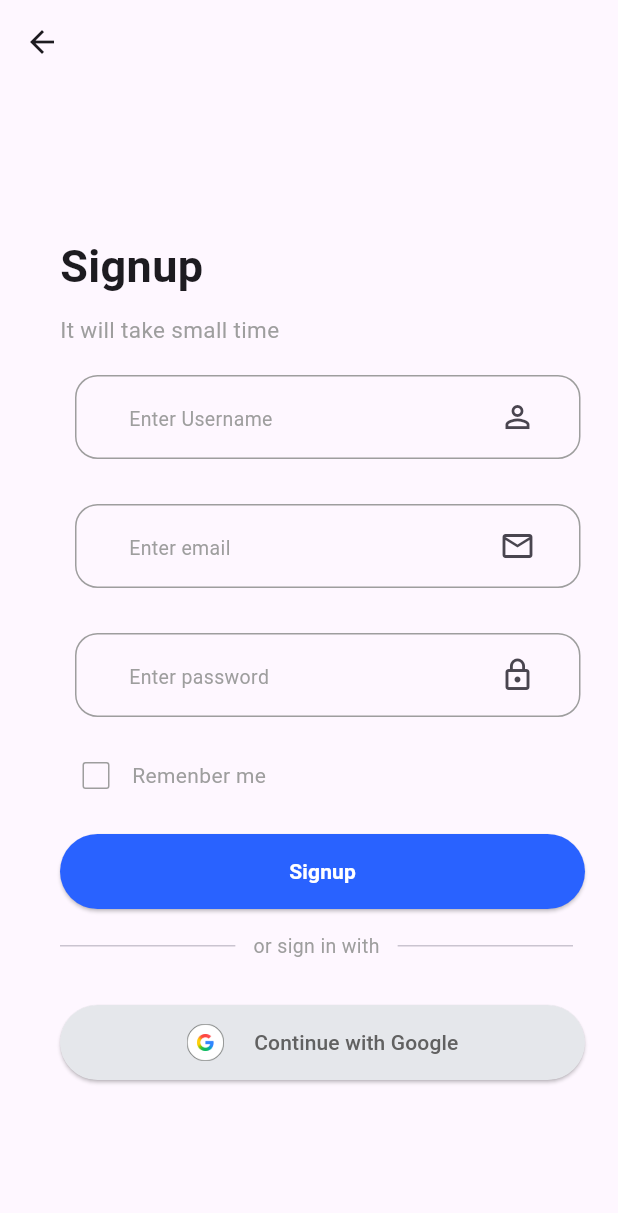
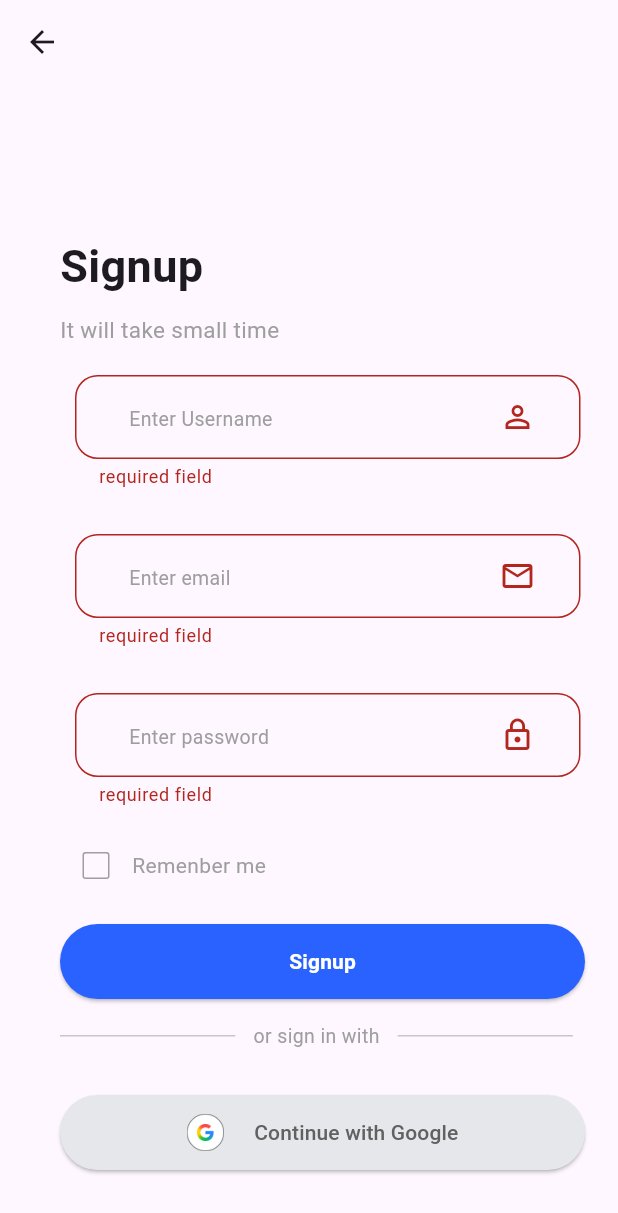
Before and after one commit to nsompi-diella/flutter-ui-practice, a Flutter app: the MaindesignSignup screen opened directly, after a tap on "Signup", on a phone screen of 412 x 824 dp. Shown: the top 1213 px of the screen. Run offline on Flutter 3.47's test engine with Material 3 defaults, Android fonts, the phone set to English and light mode, and no system bars.

Commit message:
Update validationform & Update feat:(signup-widgets & layout): signup_button , signupform &  maindesign

```diff
--- a/simple-login-ui/login_ui/lib/core/validation/validationform.dart
+++ b/simple-login-ui/login_ui/lib/core/validation/validationform.dart
@@ -4,7 +4,7 @@
       return 'required field';
     }
     //  entre simple regular expression of email
-    final regexEmail = RegExp(r'^[a-zA-Z ]+$');
+    final regexEmail = RegExp(r'^[a-zA-Z  @.]+$');
     if (!regexEmail.hasMatch(value)) {
       return 'invalid email';
     }
@@ -17,7 +17,7 @@
     }
 
     //  entre simple regular expression of password
-    final regexPassword = RegExp(r'^[a-zA-Z ]+$');
+    final regexPassword = RegExp(r'^[a-zA-Z-0-9 @.-]+$');
     if (!regexPassword.hasMatch(value)) {
       return 'invalid email';
     }
--- a/simple-login-ui/login_ui/lib/features/signuppage/layout/maindesign_signup.dart
+++ b/simple-login-ui/login_ui/lib/features/signuppage/layout/maindesign_signup.dart
@@ -1,4 +1,7 @@
+import 'dart:isolate';
+
 import 'package:flutter/material.dart';
+import 'package:login_ui/core/controller/controller.dart';
 import 'package:login_ui/features/loginpage/widgets/submitted_email_button.dart';
 import 'package:login_ui/features/loginpage/widgets/text_barre_google.dart';
 import 'package:login_ui/features/signuppage/widgets/checkremenber.dart';
@@ -16,12 +19,57 @@
 }
 
 class _Home extends State<MaindesignSignup> {
+  bool isloading = false;
+  final _formKey = GlobalKey<FormState>();
+  final controller = Controller();
+
+  // create function signup
+  Future<void> signup() async {
+    // validation formkey
+    if (!_formKey.currentState!.validate()) {
+      return;
+    }
+
+    // recupere les valeur
+    final username = controller.usernameCtrl.text;
+    final email = controller.emailCtrl.text;
+    final password = controller.passwordCtrl.text;
+
+    setState(() {
+      isloading = true;
+    });
+
+    // simulate duration
+    await Future.delayed(Duration(seconds: 2));
+
+    // couper le isloading
+    if (!mounted) return;
+
+    // vider input
+    controller.usernameCtrl.clear();
+    controller.emailCtrl.clear();
+    controller.passwordCtrl.clear();
+
+    // mettre le isloading a false
+    setState(() {
+      isloading = false;
+    });
+  }
+
+  @override
+  void dispose() {
+    controller.dispose();
+    super.dispose();
+  }
+
   @override
   Widget build(BuildContext context) {
     return Scaffold(
       appBar: AppBar(),
       body: SafeArea(
         child: SingleChildScrollView(
+          child: Form(
+            key: _formKey,
             child: Container(
               margin: EdgeInsets.only(top: 100, left: 40, right: 10),
               child: Column(
@@ -29,11 +77,11 @@
                 children: [
                   TitleSignup(),
                   SizedBox(height: 20),
-                Signupform(),
+                  Signupform(controller: controller),
                   SizedBox(height: 15),
                   Checkremenber(),
                   SizedBox(height: 15),
-                SignupButton(),
+                  SignupButton(isloading: isloading, onPressed: signup),
                   SizedBox(height: 15),
                   TextBarreGoogle(),
                   SizedBox(height: 30),
@@ -43,6 +91,7 @@
             ),
           ),
         ),
+      ),
     );
   }
 }
--- a/simple-login-ui/login_ui/lib/features/signuppage/widgets/signup_button.dart
+++ b/simple-login-ui/login_ui/lib/features/signuppage/widgets/signup_button.dart
@@ -1,26 +1,36 @@
 import 'package:flutter/material.dart';
 
 class SignupButton extends StatefulWidget {
-  const SignupButton({super.key});
+  final bool isloading;
+  final VoidCallback onPressed;
+  const SignupButton({super.key,required this.isloading,required this.onPressed});
   @override
   State<StatefulWidget> createState() {
     return _Home();
   }
 }
 
-
-class _Home extends State<SignupButton>{
+class _Home extends State<SignupButton> {
   @override
   Widget build(BuildContext context) {
-    return  SizedBox(
+    return SizedBox(
       width: 350,
       height: 50,
       child: ElevatedButton(
         style: ElevatedButton.styleFrom(
           backgroundColor: Colors.blueAccent.shade700,
         ),
-        onPressed: () {},
-        child: Text(
+        onPressed:widget.isloading ?null : widget.onPressed,
+        child: widget.isloading
+            ? const SizedBox(
+                width: 24,
+                height: 24,
+                child: CircularProgressIndicator(
+                  color: Colors.white,
+                  strokeWidth: 3,
+                ),
+              ) :
+         const Text(
           'Signup',
           style: TextStyle(fontWeight: FontWeight.bold, color: Colors.white),
         ),
--- a/simple-login-ui/login_ui/lib/features/signuppage/widgets/signupform.dart
+++ b/simple-login-ui/login_ui/lib/features/signuppage/widgets/signupform.dart
@@ -1,8 +1,10 @@
 import 'package:flutter/material.dart';
+import 'package:login_ui/core/controller/controller.dart';
 import 'package:login_ui/core/validation/validationform.dart';
 
 class Signupform extends StatefulWidget {
-  const Signupform({super.key});
+  final Controller controller;
+  const Signupform({super.key, required this.controller});
 
   @override
   State<StatefulWidget> createState() {
@@ -20,7 +22,8 @@
           child: Column(
             children: [
               TextFormField(
-                validator: Validationform.email,
+                controller: widget.controller.usernameCtrl,
+                validator: Validationform.username,
                 cursorColor: Colors.black,
                 keyboardType: TextInputType.name,
                 decoration: InputDecoration(
@@ -51,6 +54,7 @@
               ),
               SizedBox(height: 30),
               TextFormField(
+                controller: widget.controller.emailCtrl,
                 keyboardType: TextInputType.emailAddress,
                 validator: Validationform.email,
                 cursorColor: Colors.black,
@@ -82,6 +86,9 @@
               ),
               SizedBox(height: 30),
               TextFormField(
+                validator: Validationform.password,
+                controller: widget.controller.passwordCtrl,
+                keyboardType: TextInputType.visiblePassword,
                 cursorColor: Colors.black,
                 decoration: InputDecoration(
                   suffixIcon: Padding(
```
Lines whose indentation alone changed are shown as unchanged.
